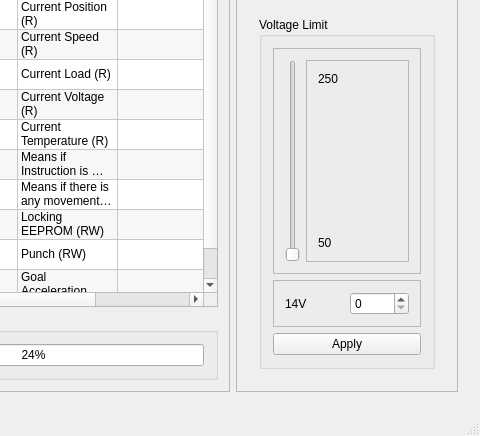
First picture: the form in DynamixelWizard/mainwindow.ui, repository fjp/dynamixel, before the edit; both pictures show x 414 to 894 and y 730 to 1166 of the 894 by 1166 pixel window.
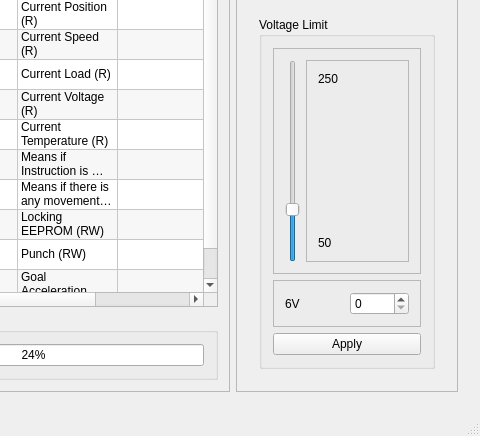
Second picture: the form after the edit. The open tabs and pages were chosen to show the change.

Commit message: corrected dxl_write_byte/word added connects(pushButtonApply)

```diff
--- a/DynamixelWizard/mainwindow.ui
+++ b/DynamixelWizard/mainwindow.ui
@@ -1144,6 +1144,12 @@
                     <layout class="QHBoxLayout" name="horizontalLayout_14">
                      <item>
                       <widget class="QSlider" name="vsLowestVoltageLimit">
+                       <property name="maximum">
+                        <number>250</number>
+                       </property>
+                       <property name="value">
+                        <number>60</number>
+                       </property>
                        <property name="orientation">
                         <enum>Qt::Vertical</enum>
                        </property>
@@ -1203,7 +1209,7 @@
                      <item>
                       <widget class="QLabel" name="lblLowestVoltageLimitVolt">
                        <property name="text">
-                        <string>14V</string>
+                        <string>6V</string>
                        </property>
                       </widget>
                      </item>
```
Left out of the diff: 62 changed lines with no effect on the pictures. The commit also changes 2 other files.
